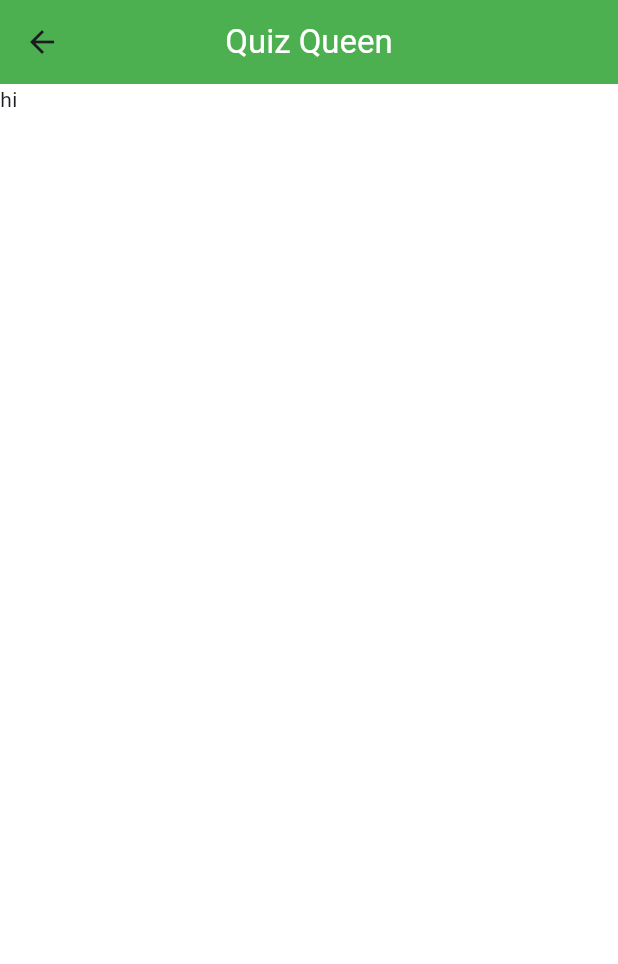
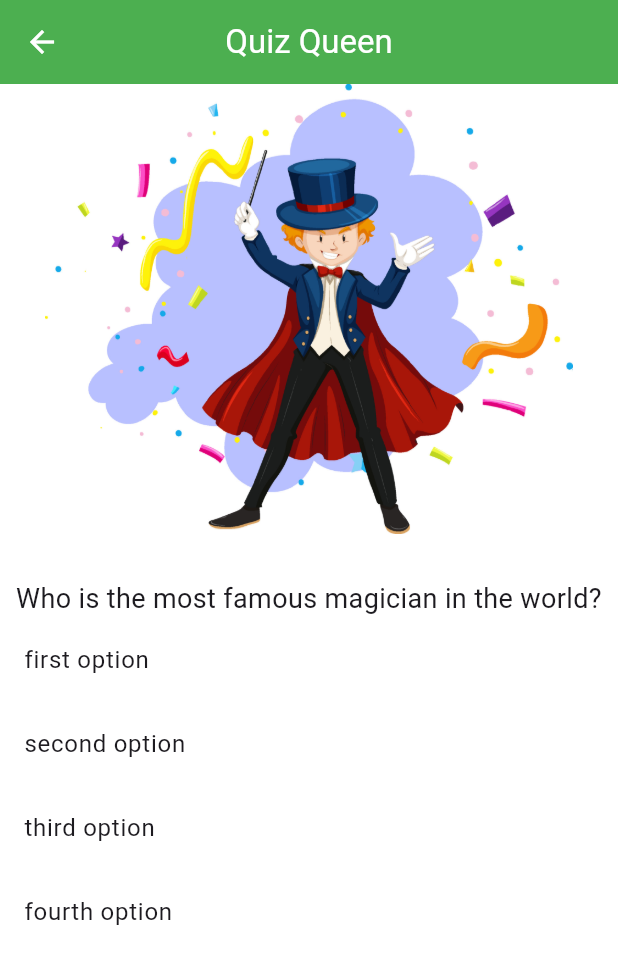
Before and after one commit to Alireza-Seif/quizz, a Flutter app: the QuizPage screen opened directly, on a phone screen of 412 x 824 dp. Shown: the top 964 px of the screen. Run offline on Flutter 3.47's test engine with Material 3 defaults, Android fonts, the phone set to English and light mode, and no system bars.

Commit message:
feat: add Question page design and options

```diff
--- a/lib/main.dart
+++ b/lib/main.dart
@@ -10,7 +10,7 @@ class MainApp extends StatelessWidget {
 
   @override
   Widget build(BuildContext context) {
-    return const MaterialApp(
+    return  const MaterialApp(
       debugShowCheckedModeBanner: false,
       home: HomeWidget(),
     );
--- a/lib/screens/home_page.dart
+++ b/lib/screens/home_page.dart
@@ -15,6 +15,7 @@ class HomeWidget extends StatelessWidget {
         ),
         centerTitle: true,
         backgroundColor: Colors.green,
+
       ),
       body: SafeArea(
         child: Column(
--- a/lib/screens/quizz_page.dart
+++ b/lib/screens/quizz_page.dart
@@ -14,8 +14,36 @@ class QuizPage extends StatelessWidget {
         ),
         centerTitle: true,
         backgroundColor: Colors.green,
+        iconTheme: const IconThemeData(color: Colors.white),
       ),
-      body: SafeArea(child: Text('hi')),
+      body: const SafeArea(
+          child: Column(
+        crossAxisAlignment: CrossAxisAlignment.center,
+        children: [
+          SizedBox(
+            width: double.infinity,
+            child: Image(
+              image: AssetImage('assets/images/vecteezy.jpg'),
+              height: 300,
+            ),
+          ),
+          SizedBox(height: 30),
+          Text(
+            'Who is the most famous magician in the world?',
+            textAlign: TextAlign.center,
+            style: TextStyle(fontSize: 18),
+          ),
+          ListTile(
+            title: Text('first option'),
+          ),ListTile(
+            title: Text('second option'),
+          ),ListTile(
+            title: Text('third option'),
+          ),ListTile(
+            title: Text('fourth option'),
+          ),
+        ],
+      )),
     );
   }
 }
```
Also changed, not shown: assets/images/vecteezy.jpg (added).
